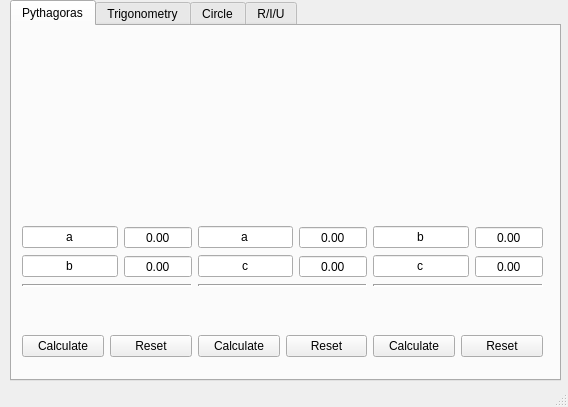
Qt form mainwindow.ui (M4rtin052/Functions) before a commit.
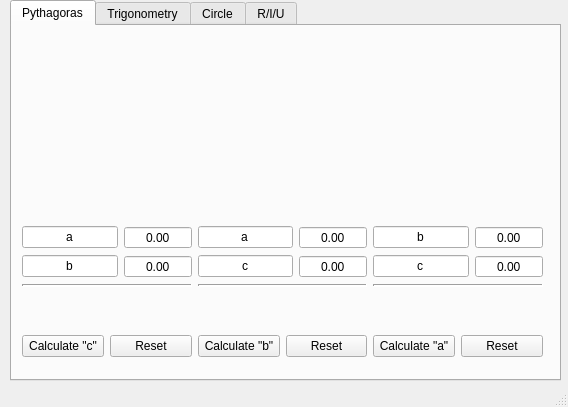
The same form after that commit. The open tabs and pages were chosen to show the change.

```diff
--- a/mainwindow.ui
+++ b/mainwindow.ui
@@ -155,7 +155,7 @@
            <item>
             <widget class="QPushButton" name="CalculateP">
              <property name="text">
-              <string>Calculate</string>
+              <string>Calculate &quot;c&quot;</string>
              </property>
             </widget>
            </item>
@@ -266,7 +266,7 @@
            <item>
             <widget class="QPushButton" name="CalculateP_4">
              <property name="text">
-              <string>Calculate</string>
+              <string>Calculate &quot;b&quot;</string>
              </property>
             </widget>
            </item>
@@ -377,7 +377,7 @@
            <item>
             <widget class="QPushButton" name="CalculateP_3">
              <property name="text">
-              <string>Calculate</string>
+              <string>Calculate &quot;a&quot;</string>
              </property>
             </widget>
            </item>
```
Left out of the diff: 2 changed lines with no effect on the pictures.
